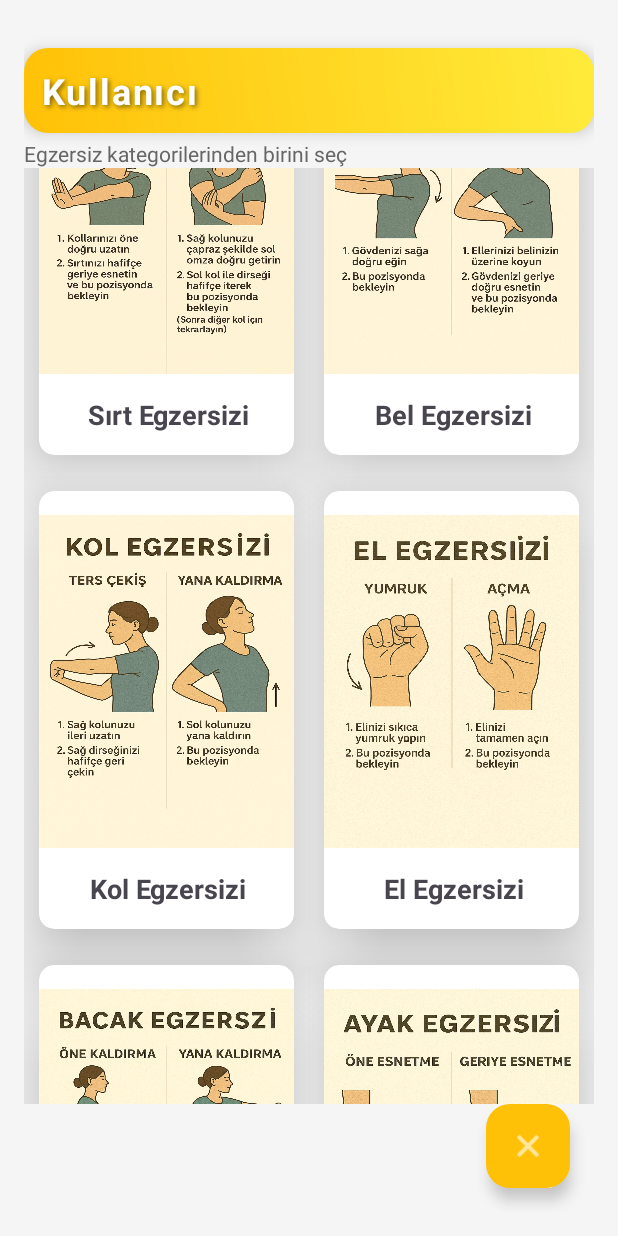
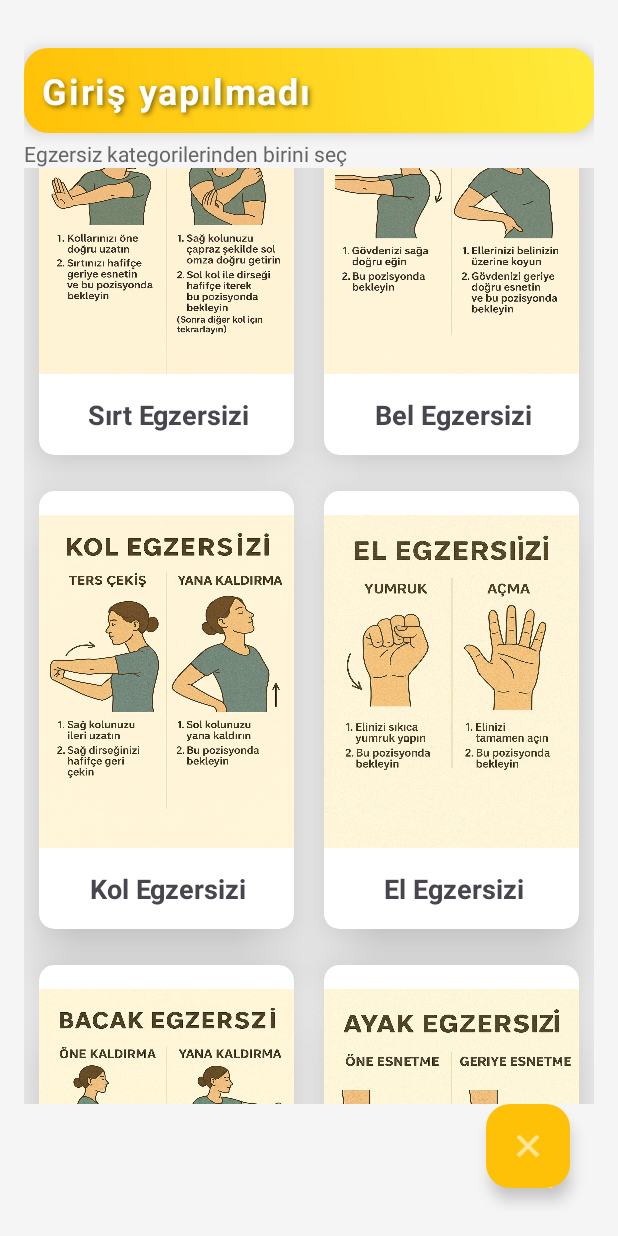
Before and after one commit to laraC003/Kotlin-Uygulama, an Android app: the fragment icerikFragment placed in its activity, scrolled down 436 dp, on a phone screen of 412 x 824 dp. Run offline under Robolectric (Android 15) with nearby library versions, the phone set to English and light mode, and no system bars; our stand-ins replace Firebase (no records; nobody signed in at launch, a user with empty details on screens opened directly); 4 statements that could not run were skipped.

Commit message:
doktor takibi eklendi

```diff
--- a/app/src/main/java/com/laracihan/fizyocep/icerikFragment.kt
+++ b/app/src/main/java/com/laracihan/fizyocep/icerikFragment.kt
@@ -54,17 +54,17 @@ class icerikFragment : Fragment(), PopupMenu.OnMenuItemClickListener {
     override fun onViewCreated(view: View, savedInstanceState: Bundle?) {
         super.onViewCreated(view, savedInstanceState)
 
-        // Kullanıcı adı Firestore'dan çek ve göster
-        val currentUser = auth.currentUser
-        if (currentUser != null) {
-            db.collection("users").document(currentUser.uid).get()
+        val args = icerikFragmentArgs.fromBundle(requireArguments())
+        val kullaniciId = args.kullaniciId ?: ""
+        val kullaniciBoolean = args.kullanici
+
+        val kullaniciIdToFetch = if (kullaniciId.isNotEmpty()) kullaniciId else auth.currentUser?.uid
+
+        if (!kullaniciIdToFetch.isNullOrEmpty()) {
+            db.collection("users").document(kullaniciIdToFetch).get()
                 .addOnSuccessListener { document ->
-                    if (document != null && document.exists()) {
-                        val kullaniciAdi = document.getString("kullaniciAdi")
-                        binding.kullaniciAdiTextView.text = kullaniciAdi ?: "Kullanıcı"
-                    } else {
-                        binding.kullaniciAdiTextView.text = "Kullanıcı"
-                    }
+                    val kullaniciAdi = document.getString("kullaniciAdi")
+                    binding.kullaniciAdiTextView.text = kullaniciAdi ?: "Kullanıcı"
                 }
                 .addOnFailureListener {
                     binding.kullaniciAdiTextView.text = "Kullanıcı"
@@ -75,14 +75,30 @@ class icerikFragment : Fragment(), PopupMenu.OnMenuItemClickListener {
 
         val adapter = Egzersizadapter(egzersizListe) { secilenEgzersiz ->
             when (secilenEgzersiz.egzersizTuru) {
-                "Omuz Egzersizi" -> Navigation.findNavController(view).navigate(icerikFragmentDirections.actioIcerikFragmentToOmuzEgzersizFragment())
-                "Boyun Egzersizi" -> Navigation.findNavController(view).navigate(icerikFragmentDirections.actionIcerikFragmentToBoyunEgzersizFragment())
-                "Sırt Egzersizi" -> Navigation.findNavController(view).navigate(icerikFragmentDirections.actionIcerikFragmentToSirtEgzersizFragment())
-                "Bel Egzersizi" -> Navigation.findNavController(view).navigate(icerikFragmentDirections.actionIcerikFragmentToBelEgzersizFragment())
-                "Kol Egzersizi" -> Navigation.findNavController(view).navigate(icerikFragmentDirections.actionIcerikFragmentToKolEgzersizFragment())
-                "El Egzersizi" -> Navigation.findNavController(view).navigate(icerikFragmentDirections.actionIcerikFragmentToElEgzersizFragment())
-                "Bacak Egzersizi" -> Navigation.findNavController(view).navigate(icerikFragmentDirections.actionIcerikFragmentToBacakEgzersizFragment())
-                "Ayak Egzersizi" -> Navigation.findNavController(view).navigate(icerikFragmentDirections.actionIcerikFragmentToAyakEgzersizFragment())
+                "Omuz Egzersizi" -> Navigation.findNavController(view).navigate(
+                    icerikFragmentDirections.actioIcerikFragmentToOmuzEgzersizFragment()
+                )
+                "Boyun Egzersizi" -> Navigation.findNavController(view).navigate(
+                    icerikFragmentDirections.actionIcerikFragmentToBoyunEgzersizFragment()
+                )
+                "Sırt Egzersizi" -> Navigation.findNavController(view).navigate(
+                    icerikFragmentDirections.actionIcerikFragmentToSirtEgzersizFragment()
+                )
+                "Bel Egzersizi" -> Navigation.findNavController(view).navigate(
+                    icerikFragmentDirections.actionIcerikFragmentToBelEgzersizFragment()
+                )
+                "Kol Egzersizi" -> Navigation.findNavController(view).navigate(
+                    icerikFragmentDirections.actionIcerikFragmentToKolEgzersizFragment()
+                )
+                "El Egzersizi" -> Navigation.findNavController(view).navigate(
+                    icerikFragmentDirections.actionIcerikFragmentToElEgzersizFragment()
+                )
+                "Bacak Egzersizi" -> Navigation.findNavController(view).navigate(
+                    icerikFragmentDirections.actionIcerikFragmentToBacakEgzersizFragment()
+                )
+                "Ayak Egzersizi" -> Navigation.findNavController(view).navigate(
+                    icerikFragmentDirections.actionIcerikFragmentToAyakEgzersizFragment()
+                )
                 else -> Toast.makeText(requireContext(), "Tanımsız egzersiz", Toast.LENGTH_SHORT).show()
             }
         }
@@ -96,6 +112,7 @@ class icerikFragment : Fragment(), PopupMenu.OnMenuItemClickListener {
         popup.menuInflater.inflate(R.menu.my_menu, popup.menu)
         popup.setOnMenuItemClickListener(this)
     }
+
 
     private fun floatingButtonTiklandi(view: View) {
         popup.show()
--- a/app/src/main/res/navigation/nav_gaf.xml
+++ b/app/src/main/res/navigation/nav_gaf.xml
@@ -13,7 +13,25 @@
         <action
             android:id="@+id/action_girisFragment_to_icerikFragment"
             app:destination="@id/icerikFragment" />
+
+        <action
+            android:id="@+id/actionGirisFragmentToDoktorFragment"
+            app:destination="@id/doktorFragment" />
     </fragment>
+
+    <fragment
+        android:id="@+id/doktorFragment"
+        android:name="com.laracihan.fizyocep.DoktorFragment"
+        android:label="doktorFragment" >
+        <action
+            android:id="@+id/action_doktorFragment_to_icerikFragment"
+            app:destination="@id/icerikFragment">
+            <argument
+                android:name="kullaniciId"
+                app:argType="string" />
+        </action>
+    </fragment>
+
     <fragment
         android:id="@+id/kaydolFragment"
         android:name="com.laracihan.fizyocep.kaydolFragment"
@@ -23,11 +41,13 @@
             android:id="@+id/action_kaydolFragment_to_anasayfaFragment"
             app:destination="@id/anasayfaFragment" />
     </fragment>
+
     <fragment
         android:id="@+id/misafirFragment"
         android:name="com.laracihan.fizyocep.misafirFragment"
         android:label="fragment_misafir"
         tools:layout="@layout/fragment_misafir" />
+
     <fragment
         android:id="@+id/anasayfaFragment"
         android:name="com.laracihan.fizyocep.anasayfaFragment"
@@ -43,18 +63,22 @@
             android:id="@+id/action_anasayfaFragment_to_misafirFragment"
             app:destination="@id/misafirFragment" />
     </fragment>
+
     <fragment
-
         android:id="@+id/icerikFragment"
         android:name="com.laracihan.fizyocep.icerikFragment"
         android:label="fragment_icerik"
         tools:layout="@layout/fragment_icerik" >
+        <argument
+            android:name="kullaniciId"
+            app:argType="string" />
+        <argument
+            android:name="kullanici"
+            app:argType="boolean"
+            android:defaultValue="false" />
         <action
             android:id="@+id/action_icerikFragment_to_girisFragment"
             app:destination="@id/girisFragment" />
-        <argument
-            android:name="kullanici"
-            app:argType="boolean" />
         <action
             android:id="@+id/actio_icerikFragment_to_omuzEgzersizFragment"
             app:destination="@id/omuzEgzersizFragment" />
@@ -80,41 +104,49 @@
             android:id="@+id/action_icerikFragment_to_ayakEgzersizFragment"
             app:destination="@id/ayakEgzersizFragment" />
     </fragment>
+
     <fragment
         android:id="@+id/omuzEgzersizFragment"
         android:name="com.laracihan.fizyocep.vucutBolgeleri.OmuzEgzersizFragment"
         android:label="fragment_omuz_egzersiz"
         tools:layout="@layout/fragment_omuz_egzersiz" />
+
     <fragment
         android:id="@+id/boyunEgzersizFragment"
         android:name="com.laracihan.fizyocep.vucutBolgeleri.BoyunEgzersizFragment"
         android:label="fragment_boyun_egzersiz"
         tools:layout="@layout/fragment_boyun_egzersiz" />
+
     <fragment
         android:id="@+id/sirtEgzersizFragment"
         android:name="com.laracihan.fizyocep.vucutBolgeleri.SirtEgzersizFragment"
         android:label="fragment_sirt_egzersiz"
         tools:layout="@layout/fragment_sirt_egzersiz" />
+
     <fragment
         android:id="@+id/belEgzersizFragment"
         android:name="com.laracihan.fizyocep.vucutBolgeleri.BelEgzersizFragment"
         android:label="fragment_bel_egzersiz"
         tools:layout="@layout/fragment_bel_egzersiz" />
+
     <fragment
         android:id="@+id/bacakEgzersizFragment"
         android:name="com.laracihan.fizyocep.vucutBolgeleri.BacakEgzersizFragment"
         android:label="fragment_bacak_egzersiz"
         tools:layout="@layout/fragment_bacak_egzersiz" />
+
     <fragment
         android:id="@+id/kolEgzersizFragment"
         android:name="com.laracihan.fizyocep.vucutBolgeleri.KolEgzersizFragment"
         android:label="fragment_kol_egzersiz"
         tools:layout="@layout/fragment_kol_egzersiz" />
+
     <fragment
         android:id="@+id/elEgzersizFragment"
         android:name="com.laracihan.fizyocep.vucutBolgeleri.ElEgzersizFragment"
         android:label="fragment_el_egzersiz"
         tools:layout="@layout/fragment_el_egzersiz" />
+
     <fragment
         android:id="@+id/ayakEgzersizFragment"
         android:name="com.laracihan.fizyocep.vucutBolgeleri.AyakEgzersizFragment"
```
Also changed, not shown: app/src/main/java/com/laracihan/fizyocep/DoktorFragment.kt (added, +60 -0 lines), app/src/main/java/com/laracihan/fizyocep/KullaniciAdapter.kt (added, +39 -0 lines), app/src/main/java/com/laracihan/fizyocep/girisFragment.kt (+11 -4 lines), app/src/main/java/com/laracihan/fizyocep/kaydolFragment.kt (+23 -25 lines), app/src/main/res/layout/fragment_doktor.xml (added, +12 -0 lines), app/src/main/res/layout/item_kullanici.xml (added, +20 -0 lines).
